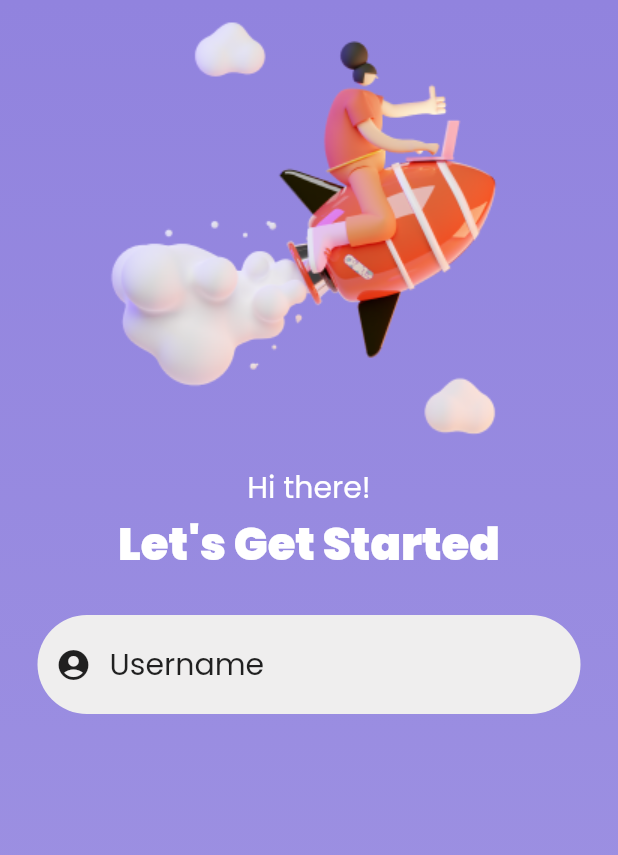
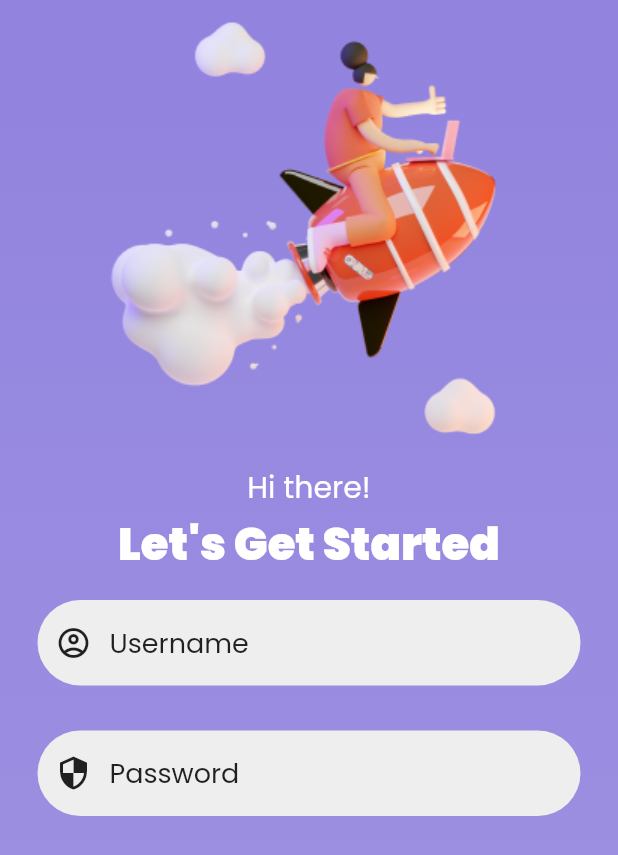
Before and after one commit to niloysikdar/Animated-Login-Screen, a Flutter app: the screen it shows after launch, on a phone screen of 412 x 824 dp. Shown: the top 855 px of the screen. Run offline on Flutter 3.47's test engine with Material 2 defaults, Android fonts, the phone set to English and light mode, and no system bars; our stand-ins replace google_fonts.

Commit message:
Refactored and added inputfield

```diff
--- a/lib/main.dart
+++ b/lib/main.dart
@@ -19,7 +19,7 @@ class MyApp extends StatelessWidget {
           bodyColor: Colors.white,
           displayColor: Colors.white,
         ),
-        primarySwatch: Colors.blue,
+        primarySwatch: Colors.purple,
         primaryColor: Colors.white,
       ),
       home: CreateAccount(),
--- a/lib/screens/create_account.dart
+++ b/lib/screens/create_account.dart
@@ -1,5 +1,6 @@
 import 'package:animated_login_screen/constants/colors.dart';
 import 'package:animated_login_screen/widgets/create_account_headline.dart';
+import 'package:animated_login_screen/widgets/inputfield.dart';
 import 'package:animated_login_screen/widgets/rocket.dart';
 import 'package:flutter/material.dart';
 
@@ -20,6 +21,7 @@ class _CreateAccountState extends State<CreateAccount> {
         backgroundColor: Colors.transparent,
         body: SizedBox(
           width: double.infinity,
+          child: SingleChildScrollView(
             child: Column(
               children: [
                 SizedBox(height: topPadding),
@@ -27,62 +29,18 @@ class _CreateAccountState extends State<CreateAccount> {
                 RocketWidget(),
                 SizedBox(height: 10),
                 CreateHeadline(),
-              Padding(
-                padding: const EdgeInsets.all(25),
-                child: TextFormField(
-                  cursorColor: Colors.black,
-                  style: TextStyle(
-                    fontSize: 20,
-                    color: Colors.black,
+                CustomInputField(
+                  hintText: "Username",
+                  prefixIcon: Icons.account_circle_outlined,
+                  obscureText: false,
                 ),
-                  decoration: InputDecoration(
-                    prefixIcon: Icon(
-                      Icons.account_circle_rounded,
-                      color: Colors.black87,
-                    ),
-                    filled: true,
-                    fillColor: Color(0xFFEFEEEE),
-                    contentPadding:
-                        EdgeInsets.symmetric(vertical: 18.0, horizontal: 30.0),
-                    hintText: "Username",
-                    hintStyle: TextStyle(
-                      fontSize: 20,
-                      color: Colors.black87,
-                    ),
-                    errorStyle: TextStyle(
-                      color: Colors.red.shade700,
-                    ),
-                    border: OutlineInputBorder(
-                      borderSide: BorderSide.none,
-                      borderRadius: BorderRadius.circular(50),
-                    ),
-                    enabledBorder: OutlineInputBorder(
-                      borderSide: BorderSide.none,
-                      borderRadius: BorderRadius.circular(50),
-                    ),
-                    disabledBorder: OutlineInputBorder(
-                      borderSide: BorderSide.none,
-                      borderRadius: BorderRadius.circular(50),
-                    ),
-                    focusedErrorBorder: OutlineInputBorder(
-                      borderSide: BorderSide.none,
-                      borderRadius: BorderRadius.circular(50),
-                    ),
-                    focusedBorder: OutlineInputBorder(
-                      borderSide: BorderSide.none,
-                      borderRadius: BorderRadius.circular(50),
-                    ),
-                    errorBorder: OutlineInputBorder(
-                      borderRadius: BorderRadius.circular(50),
-                      borderSide: BorderSide(
-                        color: Colors.red,
-                        width: 1.0,
-                      ),
-                    ),
-                  ),
-                ),
+                CustomInputField(
+                  hintText: "Password",
+                  prefixIcon: Icons.security_outlined,
+                  obscureText: true,
                 ),
               ],
+            ),
           ),
         ),
       ),
--- /dev/null
+++ b/lib/widgets/inputfield.dart
@@ -0,0 +1,76 @@
+import 'package:flutter/material.dart';
+
+class CustomInputField extends StatelessWidget {
+  final String hintText;
+  final IconData prefixIcon;
+  final bool obscureText;
+  CustomInputField({
+    @required this.hintText,
+    @required this.prefixIcon,
+    @required this.obscureText,
+  });
+  @override
+  Widget build(BuildContext context) {
+    return Padding(
+      padding: EdgeInsets.symmetric(
+        horizontal: 25,
+        vertical: 15,
+      ),
+      child: TextFormField(
+        cursorColor: Colors.black,
+        obscureText: obscureText,
+        style: TextStyle(
+          fontSize: 18,
+          color: Colors.black,
+        ),
+        decoration: InputDecoration(
+          prefixIcon: Icon(
+            prefixIcon,
+            color: Colors.black87,
+          ),
+          filled: true,
+          fillColor: Color(0xFFEFEEEE),
+          contentPadding: EdgeInsets.symmetric(
+            vertical: 15,
+            horizontal: 20,
+          ),
+          hintText: hintText,
+          hintStyle: TextStyle(
+            fontSize: 18,
+            color: Colors.black87,
+          ),
+          errorStyle: TextStyle(
+            color: Colors.red.shade700,
+          ),
+          border: OutlineInputBorder(
+            borderSide: BorderSide.none,
+            borderRadius: BorderRadius.circular(40),
+          ),
+          enabledBorder: OutlineInputBorder(
+            borderSide: BorderSide.none,
+            borderRadius: BorderRadius.circular(40),
+          ),
+          disabledBorder: OutlineInputBorder(
+            borderSide: BorderSide.none,
+            borderRadius: BorderRadius.circular(40),
+          ),
+          focusedErrorBorder: OutlineInputBorder(
+            borderSide: BorderSide.none,
+            borderRadius: BorderRadius.circular(40),
+          ),
+          focusedBorder: OutlineInputBorder(
+            borderSide: BorderSide.none,
+            borderRadius: BorderRadius.circular(40),
+          ),
+          errorBorder: OutlineInputBorder(
+            borderRadius: BorderRadius.circular(40),
+            borderSide: BorderSide(
+              color: Colors.red,
+              width: 1.0,
+            ),
+          ),
+        ),
+      ),
+    );
+  }
+}
```
Lines whose indentation alone changed are shown as unchanged.
